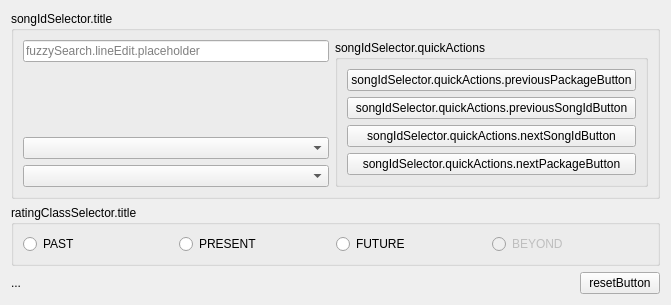
ArcaeaOffline/client-pyside6, file ui/designer/components/chartSelector.ui: the form before one commit.
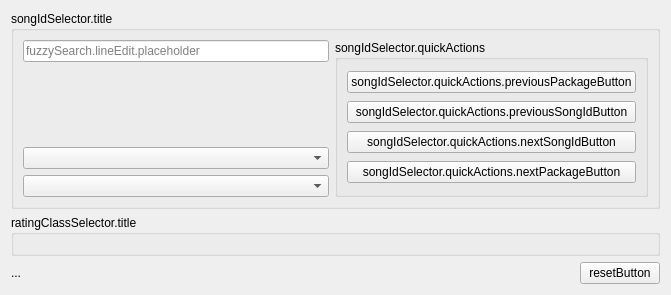
The form after the commit. Custom widgets are drawn as their Qt base class.

Commit message: wip: split `RatingClassSelector` component

Patch:
```diff
--- a/ui/designer/components/chartSelector.ui
+++ b/ui/designer/components/chartSelector.ui
@@ -138,71 +138,7 @@
        <number>0</number>
       </property>
       <item>
-       <widget class="RatingClassRadioButton" name="pstButton">
-        <property name="sizePolicy">
-         <sizepolicy hsizetype="Minimum" vsizetype="MinimumExpanding">
-          <horstretch>0</horstretch>
-          <verstretch>0</verstretch>
-         </sizepolicy>
-        </property>
-        <property name="text">
-         <string notr="true">PAST</string>
-        </property>
-        <property name="autoExclusive">
-         <bool>false</bool>
-        </property>
-       </widget>
-      </item>
-      <item>
-       <widget class="RatingClassRadioButton" name="prsButton">
-        <property name="sizePolicy">
-         <sizepolicy hsizetype="Minimum" vsizetype="MinimumExpanding">
-          <horstretch>0</horstretch>
-          <verstretch>0</verstretch>
-         </sizepolicy>
-        </property>
-        <property name="text">
-         <string notr="true">PRESENT</string>
-        </property>
-        <property name="autoExclusive">
-         <bool>false</bool>
-        </property>
-       </widget>
-      </item>
-      <item>
-       <widget class="RatingClassRadioButton" name="ftrButton">
-        <property name="sizePolicy">
-         <sizepolicy hsizetype="Minimum" vsizetype="MinimumExpanding">
-          <horstretch>0</horstretch>
-          <verstretch>0</verstretch>
-         </sizepolicy>
-        </property>
-        <property name="text">
-         <string notr="true">FUTURE</string>
-        </property>
-        <property name="autoExclusive">
-         <bool>false</bool>
-        </property>
-       </widget>
-      </item>
-      <item>
-       <widget class="RatingClassRadioButton" name="bydButton">
-        <property name="enabled">
-         <bool>false</bool>
-        </property>
-        <property name="sizePolicy">
-         <sizepolicy hsizetype="Minimum" vsizetype="MinimumExpanding">
-          <horstretch>0</horstretch>
-          <verstretch>0</verstretch>
-         </sizepolicy>
-        </property>
-        <property name="text">
-         <string notr="true">BEYOND</string>
-        </property>
-        <property name="autoExclusive">
-         <bool>false</bool>
-        </property>
-       </widget>
+       <widget class="RatingClassSelector" name="ratingClassSelector" native="true"/>
       </item>
      </layout>
     </widget>
@@ -238,9 +174,10 @@
  </widget>
  <customwidgets>
   <customwidget>
-   <class>RatingClassRadioButton</class>
-   <extends>QRadioButton</extends>
-   <header>ui.implements.components.ratingClassRadioButton</header>
+   <class>RatingClassSelector</class>
+   <extends>QWidget</extends>
+   <header>ui.implements.components.ratingClassSelector</header>
+   <container>1</container>
   </customwidget>
  </customwidgets>
  <tabstops>
```
Left out of the diff: 3 changed lines with no effect on the pictures. The commit also changes 3 other files.
